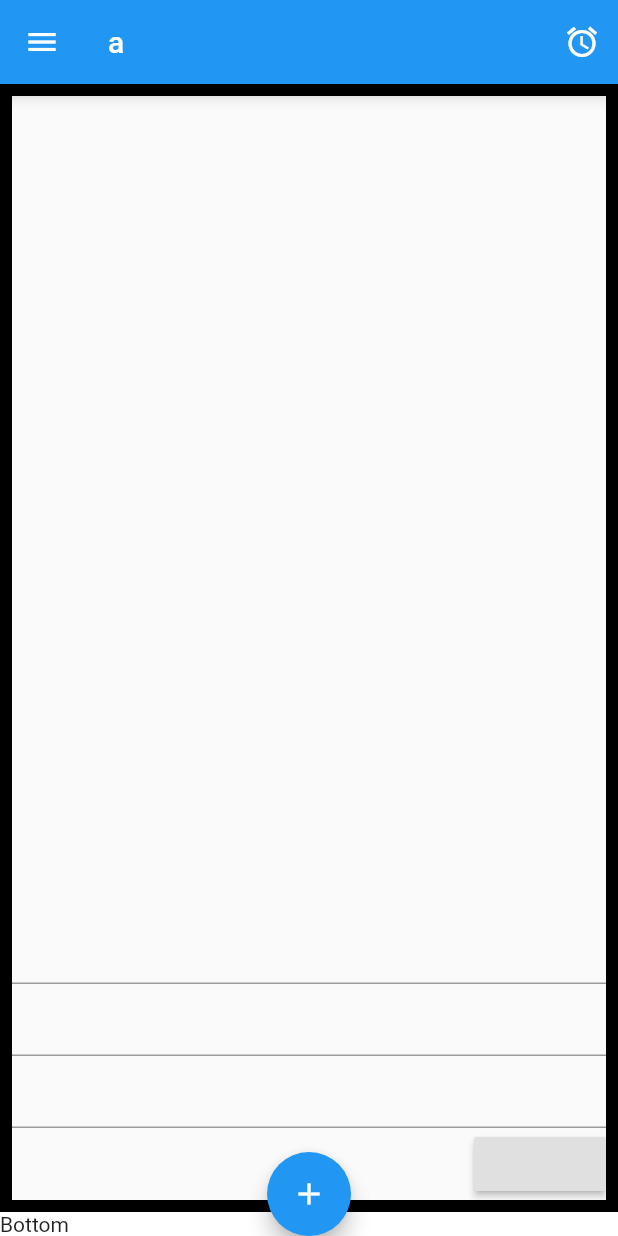
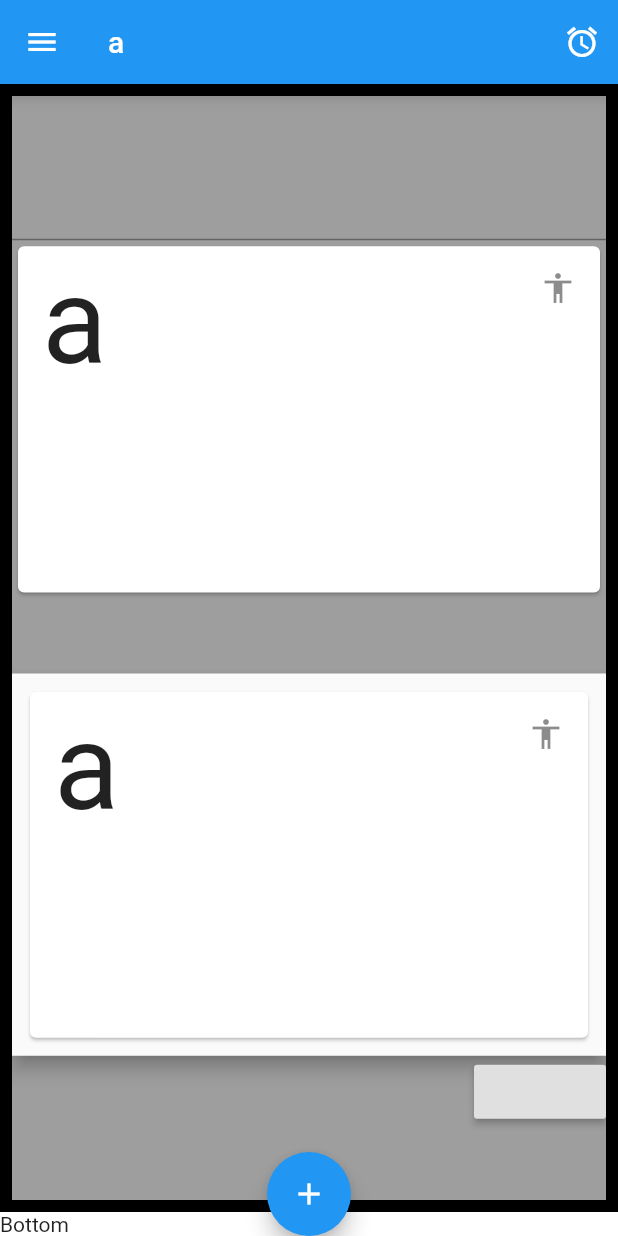
Before and after one commit to VB10/hwaflutter, a Flutter app: the screen it shows after launch, on a phone screen of 412 x 824 dp. Run offline on Flutter 3.47's test engine with Material 2 defaults, Android fonts, the phone set to English and light mode, and no system bars; our stand-ins replace flutter_screenutil.

Commit message:
tutorail 4

```diff
--- a/lib/views/uibase.dart
+++ b/lib/views/uibase.dart
@@ -1,4 +1,6 @@
 import 'package:flutter/material.dart';
+import 'package:hwatutorial/widgets/list_item.dart';
+import 'package:hwatutorial/widgets/shadow.dart';
 
 class UIBaseView extends StatefulWidget {
   @override
@@ -7,8 +9,14 @@ class UIBaseView extends StatefulWidget {
 
 class _UIBaseViewState extends State<UIBaseView> {
   @override
+  void initState() {
+    // TODO: implement initState
+    super.initState();
+  }
+  @override
   Widget build(BuildContext context) {
     return Scaffold(
+      backgroundColor: Colors.grey,
       appBar: AppBar(
         title: Text("a"),
         leading: Icon(Icons.menu),
@@ -40,17 +48,34 @@ class _UIBaseViewState extends State<UIBaseView> {
       body: Container(
         decoration: BoxDecoration(
             border: Border.all(
-          color: Colors.black,
           width: 8.0,
         )),
         child: Column(
-          mainAxisAlignment: MainAxisAlignment.end,
+          mainAxisAlignment: MainAxisAlignment.center,
           crossAxisAlignment: CrossAxisAlignment.end,
           children: <Widget>[
             TextField(),
-            TextField(),
-            TextField(),
-            RaisedButton(onPressed: (){},)
+            CardListItem(
+              title: "a",
+              icons: Icons.accessibility,
+            ),
+            SizedBox(
+              height: 50,
+            ),
+            ShadowWidget(
+              elevation: 5,
+              color: Colors.black,
+              child: Padding(
+                padding: const EdgeInsets.all(8.0),
+                child: CardListItem(
+                  title: "a",
+                  icons: Icons.accessibility,
+                ),
+              ),
+            ),
+            RaisedButton(
+              onPressed: () {},
+            )
           ],
         ),
       ),
--- /dev/null
+++ b/lib/widgets/list_item.dart
@@ -0,0 +1,30 @@
+import 'package:flutter/material.dart';
+import 'package:flutter_screenutil/flutter_screenutil.dart';
+
+class CardListItem extends StatelessWidget {
+  CardListItem({@required this.title, @required this.icons, this.onPress});
+
+  final String title;
+  final IconData icons;
+  final VoidCallback onPress;
+
+  final double _textSize = 50;
+
+  @override
+  Widget build(BuildContext context) {
+    ScreenUtil.getInstance()..init(context);
+    return Container(
+      height: ScreenUtil.instance.setHeight(200),
+      child: Card(
+        child: ListTile(
+          onTap: onPress,
+          title: Text(
+            title ?? "",
+            style: TextStyle(fontSize: ScreenUtil.instance.setSp(70)),
+          ),
+          trailing: Icon(icons ?? Icons.warning),
+        ),
+      ),
+    );
+  }
+}
--- a/pubspec.yaml
+++ b/pubspec.yaml
@@ -19,6 +19,8 @@ environment:
 dependencies:
   flutter:
     sdk: flutter
+  flutter_screenutil: ^0.5.2
+  http: any
 
   # The following adds the Cupertino Icons font to your application.
   # Use with the CupertinoIcons class for iOS style icons.
```
Also changed, not shown: lib/listview.dart (added), pubspec.lock.
